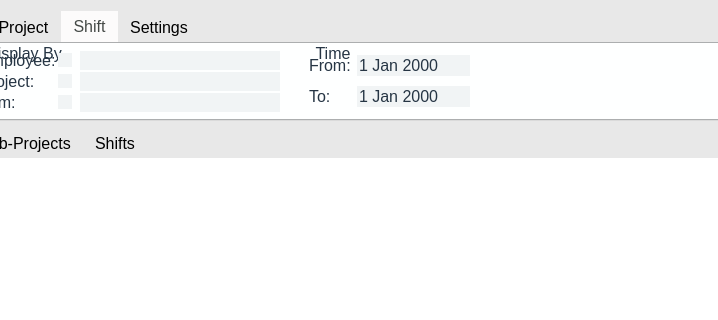
This is Source/Time-Track/mainform.ui in joshuawootonn/time-track as Qt 5 draws it before an edit; both pictures show x 230 to 948 and y 0 to 320 of the 1280 by 720 pixel window. The edited form follows.
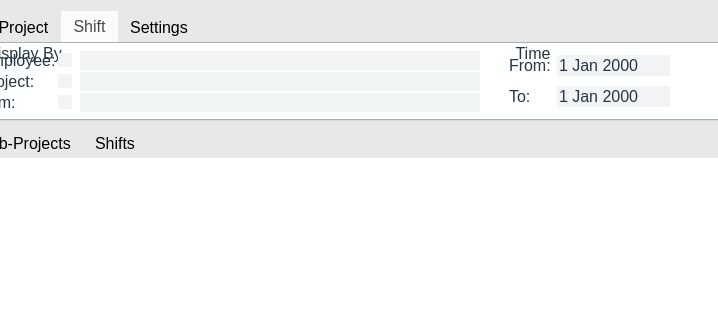
This is the edited form.

```diff
--- a/Source/Time-Track/mainform.ui
+++ b/Source/Time-Track/mainform.ui
@@ -1581,13 +1581,13 @@
                <widget class="QComboBox" name="ShiftEmployeeCombo">
                 <property name="minimumSize">
                  <size>
-                  <width>200</width>
+                  <width>400</width>
                   <height>0</height>
                  </size>
                 </property>
                 <property name="maximumSize">
                  <size>
-                  <width>200</width>
+                  <width>400</width>
                   <height>16777215</height>
                  </size>
                 </property>
@@ -1607,6 +1607,18 @@
               </item>
               <item row="1" column="2">
                <widget class="QComboBox" name="ShiftProjectCombo">
+                <property name="minimumSize">
+                 <size>
+                  <width>400</width>
+                  <height>0</height>
+                 </size>
+                </property>
+                <property name="maximumSize">
+                 <size>
+                  <width>400</width>
+                  <height>16777215</height>
+                 </size>
+                </property>
                 <property name="font">
                  <font>
                   <family>Calibri</family>
@@ -1630,6 +1642,18 @@
               </item>
               <item row="2" column="2">
                <widget class="QComboBox" name="ShiftItemCombo">
+                <property name="minimumSize">
+                 <size>
+                  <width>400</width>
+                  <height>0</height>
+                 </size>
+                </property>
+                <property name="maximumSize">
+                 <size>
+                  <width>400</width>
+                  <height>16777215</height>
+                 </size>
+                </property>
                 <property name="font">
                  <font>
                   <family>Calibri</family>
```
